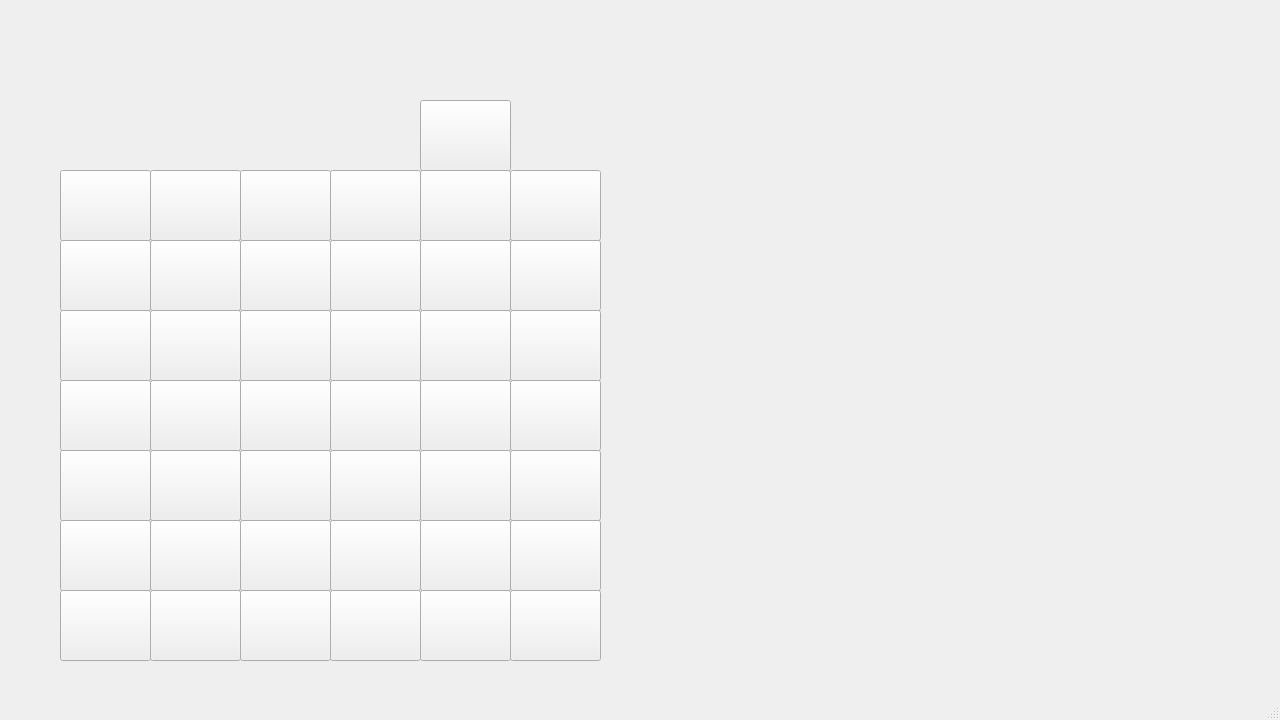
Qt form mainwindow.ui (walksQAQ/random-seat) before a commit.
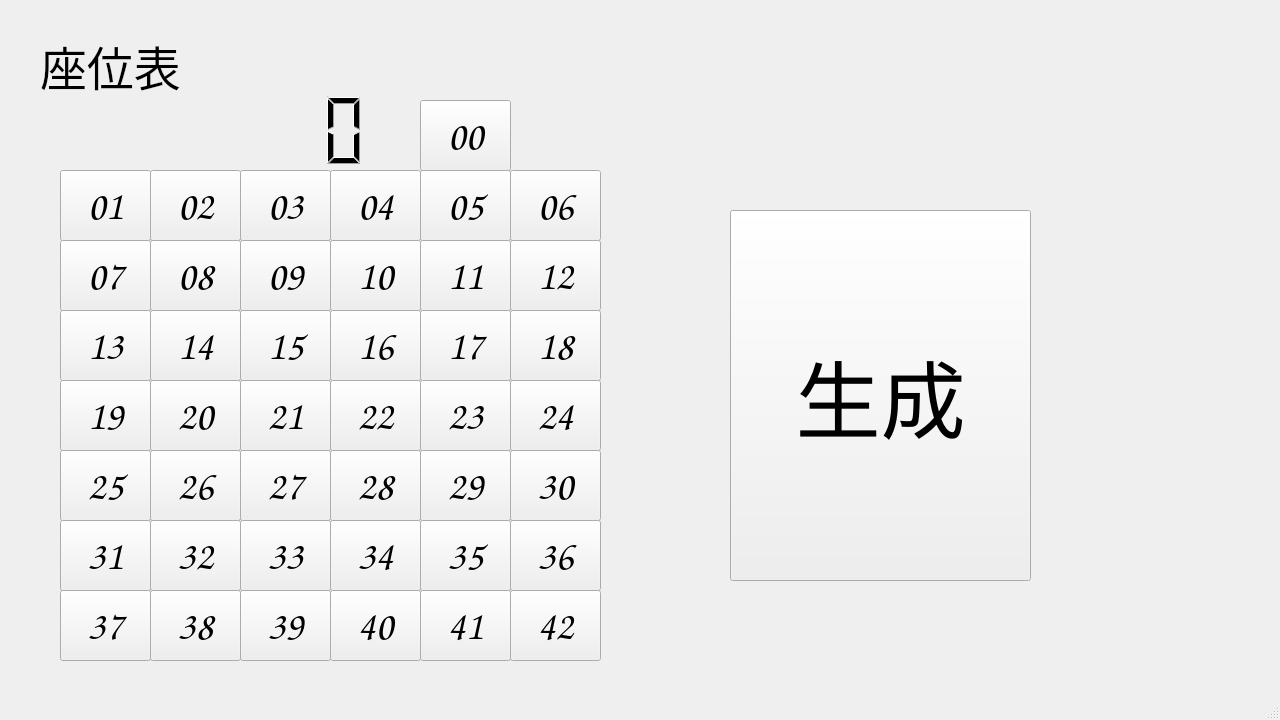
The same form after that commit.

```diff
--- a/mainwindow.ui
+++ b/mainwindow.ui
@@ -41,8 +41,14 @@
       <height>71</height>
      </rect>
     </property>
+    <property name="font">
+     <font>
+      <family>Comic Sans MS</family>
+      <pointsize>30</pointsize>
+     </font>
+    </property>
     <property name="text">
-     <string/>
+     <string>01</string>
     </property>
    </widget>
    <widget class="QPushButton" name="pushButton_02">
@@ -54,8 +60,14 @@
       <height>71</height>
      </rect>
     </property>
+    <property name="font">
+     <font>
+      <family>Comic Sans MS</family>
+      <pointsize>30</pointsize>
+     </font>
+    </property>
     <property name="text">
-     <string/>
+     <string>02</string>
     </property>
    </widget>
    <widget class="QPushButton" name="pushButton_03">
@@ -67,8 +79,14 @@
       <height>71</height>
      </rect>
     </property>
+    <property name="font">
+     <font>
+      <family>Comic Sans MS</family>
+      <pointsize>30</pointsize>
+     </font>
+    </property>
     <property name="text">
-     <string/>
+     <string>03</string>
     </property>
    </widget>
    <widget class="QPushButton" name="pushButton_04">
@@ -80,8 +98,14 @@
       <height>71</height>
      </rect>
     </property>
+    <property name="font">
+     <font>
+      <family>Comic Sans MS</family>
+      <pointsize>30</pointsize>
+     </font>
+    </property>
     <property name="text">
-     <string/>
+     <string>04</string>
     </property>
    </widget>
    <widget class="QPushButton" name="pushButton_05">
@@ -93,8 +117,14 @@
       <height>71</height>
      </rect>
     </property>
+    <property name="font">
+     <font>
+      <family>Comic Sans MS</family>
+      <pointsize>30</pointsize>
+     </font>
+    </property>
     <property name="text">
-     <string/>
+     <string>05</string>
     </property>
    </widget>
    <widget class="QPushButton" name="pushButton_06">
@@ -106,8 +136,14 @@
       <height>71</height>
      </rect>
     </property>
+    <property name="font">
+     <font>
+      <family>Comic Sans MS</family>
+      <pointsize>30</pointsize>
+     </font>
+    </property>
     <property name="text">
-     <string/>
+     <string>06</string>
     </property>
    </widget>
    <widget class="QPushButton" name="pushButton_07">
@@ -119,8 +155,14 @@
       <height>71</height>
      </rect>
     </property>
+    <property name="font">
+     <font>
+      <family>Comic Sans MS</family>
+      <pointsize>30</pointsize>
+     </font>
+    </property>
     <property name="text">
-     <string/>
+     <string>07</string>
     </property>
    </widget>
    <widget class="QPushButton" name="pushButton_08">
@@ -132,8 +174,14 @@
       <height>71</height>
      </rect>
     </property>
+    <property name="font">
+     <font>
+      <family>Comic Sans MS</family>
+      <pointsize>30</pointsize>
+     </font>
+    </property>
     <property name="text">
-     <string/>
+     <string>08</string>
     </property>
    </widget>
    <widget class="QPushButton" name="pushButton_09">
@@ -145,8 +193,14 @@
       <height>71</height>
      </rect>
     </property>
+    <property name="font">
+     <font>
+      <family>Comic Sans MS</family>
+      <pointsize>30</pointsize>
+     </font>
+    </property>
     <property name="text">
-     <string/>
+     <string>09</string>
     </property>
    </widget>
    <widget class="QPushButton" name="pushButton_10">
@@ -158,8 +212,14 @@
       <height>71</height>
      </rect>
     </property>
+    <property name="font">
+     <font>
+      <family>Comic Sans MS</family>
+      <pointsize>30</pointsize>
+     </font>
+    </property>
     <property name="text">
-     <string/>
+     <string>10</string>
     </property>
    </widget>
    <widget class="QPushButton" name="pushButton_11">
@@ -171,8 +231,14 @@
       <height>71</height>
      </rect>
     </property>
+    <property name="font">
+     <font>
+      <family>Comic Sans MS</family>
+      <pointsize>30</pointsize>
+     </font>
+    </property>
     <property name="text">
-     <string/>
+     <string>11</string>
     </property>
    </widget>
    <widget class="QPushButton" name="pushButton_12">
@@ -184,8 +250,14 @@
       <height>71</height>
      </rect>
     </property>
+    <property name="font">
+     <font>
+      <family>Comic Sans MS</family>
+      <pointsize>30</pointsize>
+     </font>
+    </property>
     <property name="text">
-     <string/>
+     <string>12</string>
     </property>
    </widget>
    <widget class="QPushButton" name="pushButton_13">
@@ -197,8 +269,14 @@
       <height>71</height>
      </rect>
     </property>
+    <property name="font">
+     <font>
+      <family>Comic Sans MS</family>
+      <pointsize>30</pointsize>
+     </font>
+    </property>
     <property name="text">
-     <string/>
+     <string>13</string>
     </property>
    </widget>
    <widget class="QPushButton" name="pushButton_14">
@@ -210,8 +288,14 @@
       <height>71</height>
      </rect>
     </property>
+    <property name="font">
+     <font>
+      <family>Comic Sans MS</family>
+      <pointsize>30</pointsize>
+     </font>
+    </property>
     <property name="text">
-     <string/>
+     <string>14</string>
     </property>
    </widget>
    <widget class="QPushButton" name="pushButton_15">
@@ -223,8 +307,14 @@
       <height>71</height>
      </rect>
     </property>
+    <property name="font">
+     <font>
+      <family>Comic Sans MS</family>
+      <pointsize>30</pointsize>
+     </font>
+    </property>
     <property name="text">
-     <string/>
+     <string>15</string>
     </property>
    </widget>
    <widget class="QPushButton" name="pushButton_16">
@@ -236,8 +326,14 @@
       <height>71</height>
      </rect>
     </property>
+    <property name="font">
+     <font>
+      <family>Comic Sans MS</family>
+      <pointsize>30</pointsize>
+     </font>
+    </property>
     <property name="text">
-     <string/>
+     <string>16</string>
     </property>
    </widget>
    <widget class="QPushButton" name="pushButton_17">
@@ -249,8 +345,14 @@
       <height>71</height>
      </rect>
     </property>
+    <property name="font">
+     <font>
+      <family>Comic Sans MS</family>
+      <pointsize>30</pointsize>
+     </font>
+    </property>
     <property name="text">
-     <string/>
+     <string>17</string>
     </property>
    </widget>
    <widget class="QPushButton" name="pushButton_18">
@@ -262,8 +364,14 @@
       <height>71</height>
      </rect>
     </property>
+    <property name="font">
+     <font>
+      <family>Comic Sans MS</family>
+      <pointsize>30</pointsize>
+     </font>
+    </property>
     <property name="text">
-     <string/>
+     <string>18</string>
     </property>
    </widget>
    <widget class="QPushButton" name="pushButton_19">
@@ -275,8 +383,14 @@
       <height>71</height>
      </rect>
     </property>
+    <property name="font">
+     <font>
+      <family>Comic Sans MS</family>
+      <pointsize>30</pointsize>
+     </font>
+    </property>
     <property name="text">
-     <string/>
+     <string>19</string>
     </property>
    </widget>
    <widget class="QPushButton" name="pushButton_20">
@@ -288,8 +402,14 @@
       <height>71</height>
      </rect>
     </property>
+    <property name="font">
+     <font>
+      <family>Comic Sans MS</family>
+      <pointsize>30</pointsize>
+     </font>
+    </property>
     <property name="text">
-     <string/>
+     <string>20</string>
     </property>
    </widget>
    <widget class="QPushButton" name="pushButton_21">
@@ -301,8 +421,14 @@
       <height>71</height>
      </rect>
     </property>
+    <property name="font">
+     <font>
+      <family>Comic Sans MS</family>
+      <pointsize>30</pointsize>
+     </font>
+    </property>
     <property name="text">
-     <string/>
+     <string>21</string>
     </property>
    </widget>
    <widget class="QPushButton" name="pushButton_22">
@@ -314,8 +440,14 @@
       <height>71</height>
      </rect>
     </property>
+    <property name="font">
+     <font>
+      <family>Comic Sans MS</family>
+      <pointsize>30</pointsize>
+     </font>
+    </property>
     <property name="text">
-     <string/>
+     <string>22</string>
     </property>
    </widget>
    <widget class="QPushButton" name="pushButton_23">
@@ -327,8 +459,14 @@
       <height>71</height>
      </rect>
     </property>
+    <property name="font">
+     <font>
+      <family>Comic Sans MS</family>
+      <pointsize>30</pointsize>
+     </font>
+    </property>
     <property name="text">
-     <string/>
+     <string>23</string>
     </property>
    </widget>
    <widget class="QPushButton" name="pushButton_24">
@@ -340,8 +478,14 @@
       <height>71</height>
      </rect>
     </property>
+    <property name="font">
+     <font>
+      <family>Comic Sans MS</family>
+      <pointsize>30</pointsize>
+     </font>
+    </property>
     <property name="text">
-     <string/>
+     <string>24</string>
     </property>
    </widget>
    <widget class="QPushButton" name="pushButton_25">
@@ -353,8 +497,14 @@
       <height>71</height>
      </rect>
     </property>
+    <property name="font">
+     <font>
+      <family>Comic Sans MS</family>
+      <pointsize>30</pointsize>
+     </font>
+    </property>
     <property name="text">
-     <string/>
+     <string>25</string>
     </property>
    </widget>
    <widget class="QPushButton" name="pushButton_26">
@@ -366,8 +516,14 @@
       <height>71</height>
      </rect>
     </property>
+    <property name="font">
+     <font>
+      <family>Comic Sans MS</family>
+      <pointsize>30</pointsize>
+     </font>
+    </property>
     <property name="text">
-     <string/>
+     <string>26</string>
     </property>
    </widget>
    <widget class="QPushButton" name="pushButton_27">
@@ -379,8 +535,14 @@
       <height>71</height>
      </rect>
     </property>
+    <property name="font">
+     <font>
+      <family>Comic Sans MS</family>
+      <pointsize>30</pointsize>
+     </font>
+    </property>
     <property name="text">
-     <string/>
+     <string>27</string>
     </property>
    </widget>
    <widget class="QPushButton" name="pushButton_28">
@@ -392,8 +554,14 @@
       <height>71</height>
      </rect>
     </property>
+    <property name="font">
+     <font>
+      <family>Comic Sans MS</family>
+      <pointsize>30</pointsize>
+     </font>
+    </property>
     <property name="text">
-     <string/>
+     <string>28</string>
     </property>
    </widget>
    <widget class="QPushButton" name="pushButton_29">
@@ -405,8 +573,14 @@
       <height>71</height>
      </rect>
     </property>
+    <property name="font">
+     <font>
+      <family>Comic Sans MS</family>
+      <pointsize>30</pointsize>
+     </font>
+    </property>
     <property name="text">
-     <string/>
+     <string>29</string>
     </property>
    </widget>
    <widget class="QPushButton" name="pushButton_30">
@@ -418,8 +592,14 @@
       <height>71</height>
      </rect>
     </property>
+    <property name="font">
+     <font>
+      <family>Comic Sans MS</family>
+      <pointsize>30</pointsize>
+     </font>
+    </property>
     <property name="text">
-     <string/>
+     <string>30</string>
     </property>
    </widget>
    <widget class="QPushButton" name="pushButton_31">
@@ -431,8 +611,14 @@
       <height>71</height>
      </rect>
     </property>
+    <property name="font">
+     <font>
+      <family>Comic Sans MS</family>
+      <pointsize>30</pointsize>
+     </font>
+    </property>
     <property name="text">
-     <string/>
+     <string>31</string>
     </property>
    </widget>
    <widget class="QPushButton" name="pushButton_32">
@@ -444,8 +630,14 @@
       <height>71</height>
      </rect>
     </property>
+    <property name="font">
+     <font>
+      <family>Comic Sans MS</family>
+      <pointsize>30</pointsize>
+     </font>
+    </property>
     <property name="text">
-     <string/>
+     <string>32</string>
     </property>
    </widget>
    <widget class="QPushButton" name="pushButton_33">
@@ -457,8 +649,14 @@
       <height>71</height>
      </rect>
     </property>
+    <property name="font">
+     <font>
+      <family>Comic Sans MS</family>
+      <pointsize>30</pointsize>
+     </font>
+    </property>
     <property name="text">
-     <string/>
+     <string>33</string>
     </property>
    </widget>
    <widget class="QPushButton" name="pushButton_34">
@@ -470,8 +668,14 @@
       <height>71</height>
      </rect>
     </property>
+    <property name="font">
+     <font>
+      <family>Comic Sans MS</family>
+      <pointsize>30</pointsize>
+     </font>
+    </property>
     <property name="text">
-     <string/>
+     <string>34</string>
     </property>
    </widget>
    <widget class="QPushButton" name="pushButton_35">
@@ -483,8 +687,14 @@
       <height>71</height>
      </rect>
     </property>
+    <property name="font">
+     <font>
+      <family>Comic Sans MS</family>
+      <pointsize>30</pointsize>
+     </font>
+    </property>
     <property name="text">
-     <string/>
+     <string>35</string>
     </property>
    </widget>
    <widget class="QPushButton" name="pushButton_36">
@@ -496,8 +706,14 @@
       <height>71</height>
      </rect>
     </property>
+    <property name="font">
+     <font>
+      <family>Comic Sans MS</family>
+      <pointsize>30</pointsize>
+     </font>
+    </property>
     <property name="text">
-     <string/>
+     <string>36</string>
     </property>
    </widget>
    <widget class="QPushButton" name="pushButton_37">
@@ -509,8 +725,14 @@
       <height>71</height>
      </rect>
     </property>
+    <property name="font">
+     <font>
+      <family>Comic Sans MS</family>
+      <pointsize>30</pointsize>
+     </font>
+    </property>
     <property name="text">
-     <string/>
+     <string>37</string>
     </property>
    </widget>
    <widget class="QPushButton" name="pushButton_38">
@@ -522,8 +744,14 @@
       <height>71</height>
      </rect>
     </property>
+    <property name="font">
+     <font>
+      <family>Comic Sans MS</family>
+      <pointsize>30</pointsize>
+     </font>
+    </property>
     <property name="text">
-     <string/>
+     <string>38</string>
     </property>
    </widget>
    <widget class="QPushButton" name="pushButton_39">
@@ -535,8 +763,14 @@
       <height>71</height>
      </rect>
     </property>
+    <property name="font">
+     <font>
+      <family>Comic Sans MS</family>
+      <pointsize>30</pointsize>
+     </font>
+    </property>
     <property name="text">
-     <string/>
+     <string>39</string>
     </property>
    </widget>
    <widget class="QPushButton" name="pushButton_40">
@@ -548,8 +782,14 @@
       <height>71</height>
      </rect>
     </property>
+    <property name="font">
+     <font>
+      <family>Comic Sans MS</family>
+      <pointsize>30</pointsize>
+     </font>
+    </property>
     <property name="text">
-     <string/>
+     <string>40</string>
     </property>
    </widget>
    <widget class="QPushButton" name="pushButton_41">
@@ -561,8 +801,14 @@
       <height>71</height>
      </rect>
     </property>
+    <property name="font">
+     <font>
+      <family>Comic Sans MS</family>
+      <pointsize>30</pointsize>
+     </font>
+    </property>
     <property name="text">
-     <string/>
+     <string>41</string>
     </property>
    </widget>
    <widget class="QPushButton" name="pushButton_42">
@@ -574,8 +820,14 @@
       <height>71</height>
      </rect>
     </property>
+    <property name="font">
+     <font>
+      <family>Comic Sans MS</family>
+      <pointsize>30</pointsize>
+     </font>
+    </property>
     <property name="text">
-     <string/>
+     <string>42</string>
     </property>
    </widget>
    <widget class="QPushButton" name="pushButton_00">
@@ -587,8 +839,79 @@
       <height>71</height>
      </rect>
     </property>
+    <property name="font">
+     <font>
+      <family>Comic Sans MS</family>
+      <pointsize>30</pointsize>
+     </font>
+    </property>
     <property name="text">
-     <string/>
+     <string>00</string>
+    </property>
+   </widget>
+   <widget class="QPushButton" name="bton">
+    <property name="geometry">
+     <rect>
+      <x>730</x>
+      <y>210</y>
+      <width>301</width>
+      <height>371</height>
+     </rect>
+    </property>
+    <property name="font">
+     <font>
+      <family>思源黑体</family>
+      <pointsize>64</pointsize>
+      <weight>50</weight>
+      <bold>false</bold>
+     </font>
+    </property>
+    <property name="text">
+     <string>生成</string>
+    </property>
+    <property name="iconSize">
+     <size>
+      <width>64</width>
+      <height>64</height>
+     </size>
+    </property>
+   </widget>
+   <widget class="QLCDNumber" name="lcdNumber">
+    <property name="geometry">
+     <rect>
+      <x>160</x>
+      <y>90</y>
+      <width>211</width>
+      <height>81</height>
+     </rect>
+    </property>
+    <property name="frameShape">
+     <enum>QFrame::NoFrame</enum>
+    </property>
+    <property name="frameShadow">
+     <enum>QFrame::Raised</enum>
+    </property>
+    <property name="intValue" stdset="0">
+     <number>0</number>
+    </property>
+   </widget>
+   <widget class="QLabel" name="label">
+    <property name="geometry">
+     <rect>
+      <x>40</x>
+      <y>30</y>
+      <width>281</width>
+      <height>71</height>
+     </rect>
+    </property>
+    <property name="font">
+     <font>
+      <family>微软雅黑</family>
+      <pointsize>35</pointsize>
+     </font>
+    </property>
+    <property name="text">
+     <string>座位表</string>
     </property>
    </widget>
   </widget>
```
Left out of the diff: 2 changed lines with no effect on the pictures.
